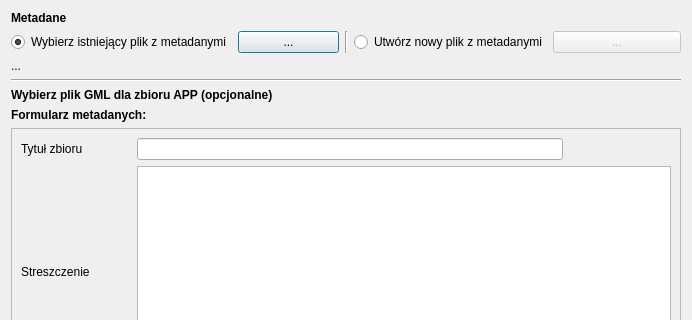
Qt form modules/metadata/views/ui/metadane_dialog_base.ui (envirosolutionspl/wtyczka_qgis_app) before a commit; both pictures show x 0 to 692 and y 0 to 320 of the 692 by 600 pixel window.
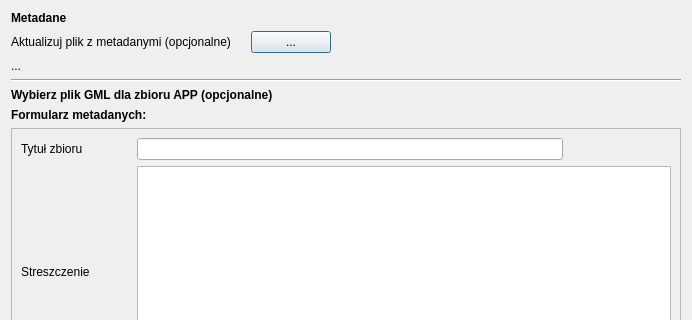
The same form after that commit. Custom widgets are drawn as their Qt base class.

```diff
--- a/modules/metadata/views/ui/metadane_dialog_base.ui
+++ b/modules/metadata/views/ui/metadane_dialog_base.ui
@@ -39,18 +39,9 @@
        <item>
         <layout class="QGridLayout" name="gridLayout_4">
          <item row="0" column="0">
-          <widget class="QRadioButton" name="existingMetadata_radioButton">
-           <property name="font">
-            <font>
-             <weight>50</weight>
-             <bold>false</bold>
-            </font>
-           </property>
+          <widget class="QLabel" name="existingMetadata_lbl">
            <property name="text">
-            <string>Wybierz istniejący plik z metadanymi</string>
-           </property>
-           <property name="checked">
-            <bool>true</bool>
+            <string>Aktualizuj plik z metadanymi (opcjonalne)    </string>
            </property>
           </widget>
          </item>
@@ -61,36 +52,18 @@
            </property>
           </widget>
          </item>
-        </layout>
-       </item>
-       <item>
-        <widget class="Line" name="vertical_line">
-         <property name="orientation">
-          <enum>Qt::Vertical</enum>
-         </property>
-        </widget>
-       </item>
-       <item>
-        <layout class="QGridLayout" name="gridLayout_5">
-         <item row="0" column="1">
-          <widget class="QPushButton" name="newFile_widget">
-           <property name="enabled">
-            <bool>false</bool>
+         <item row="0" column="2">
+          <spacer name="horizontalSpacer">
+           <property name="orientation">
+            <enum>Qt::Horizontal</enum>
            </property>
-           <property name="text">
-            <string>...</string>
+           <property name="sizeHint" stdset="0">
+            <size>
+             <width>40</width>
+             <height>20</height>
+            </size>
            </property>
-          </widget>
-         </item>
-         <item row="0" column="0">
-          <widget class="QRadioButton" name="newMetadata_radioButton">
-           <property name="enabled">
-            <bool>true</bool>
-           </property>
-           <property name="text">
-            <string>Utwórz nowy plik z metadanymi</string>
-           </property>
-          </widget>
+          </spacer>
          </item>
         </layout>
        </item>
```
Left out of the diff: 4 changed lines with no effect on the pictures.
